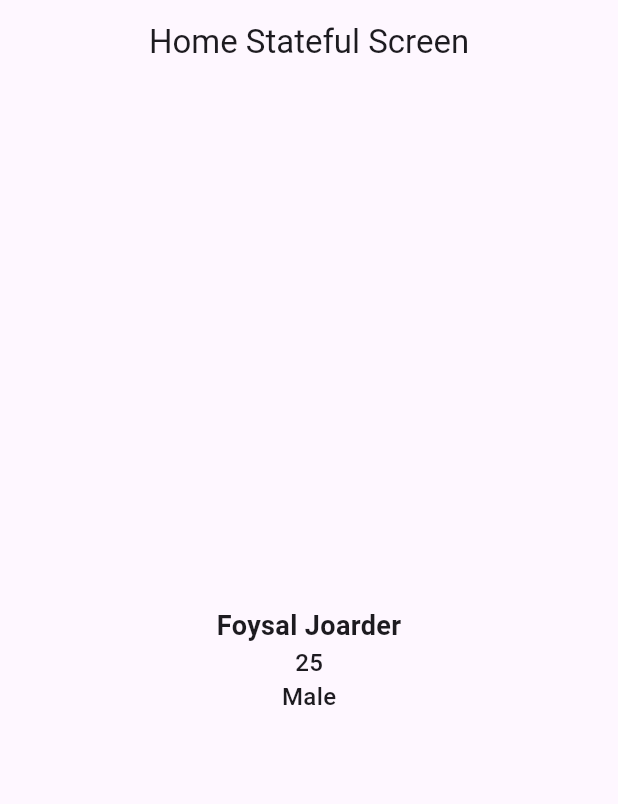
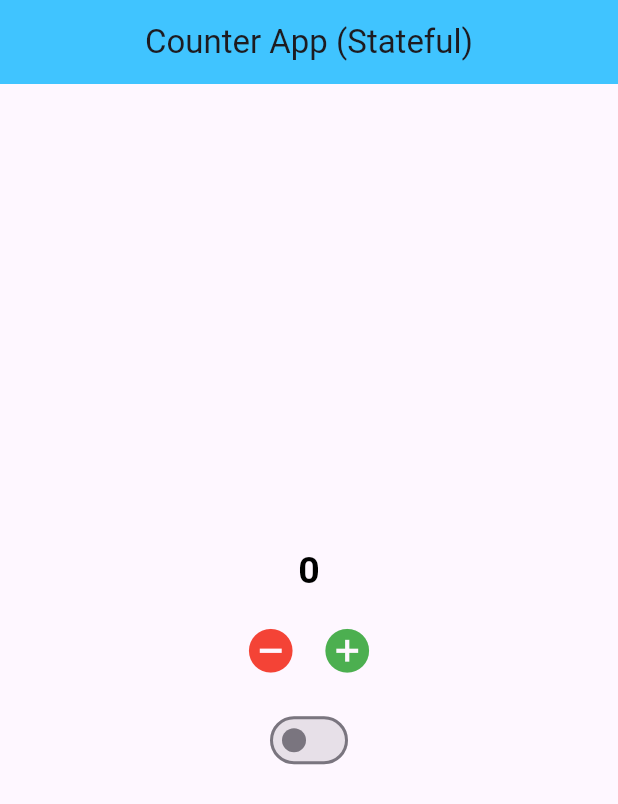
Before and after one commit to foysal012/riverpod_toutorial, a Flutter app: the screen it shows after launch, on a phone screen of 412 x 824 dp. Shown: the top 804 px of the screen. Run offline on Flutter 3.47's test engine with Material 3 defaults, Android fonts, the phone set to English and light mode, and no system bars; our stand-ins replace flutter_riverpod.

Commit message:
Counter app on Sateful and Sateless class day-2 with riverpod

```diff
--- /dev/null
+++ b/lib/day_2/counter_stateful_screen.dart
@@ -0,0 +1,119 @@
+import 'package:flutter/material.dart';
+import 'package:flutter_riverpod/flutter_riverpod.dart';
+
+  final counter = StateProvider<int>((ref) {
+      return 0;
+  });
+
+  final switchValue = StateProvider<bool>((ref) {
+    return false;
+  });
+
+class CounterStatefulScreen extends ConsumerStatefulWidget {
+  const CounterStatefulScreen({super.key});
+
+  @override
+  ConsumerState<CounterStatefulScreen> createState() => _CounterStatefulScreenState();
+}
+
+class _CounterStatefulScreenState extends ConsumerState<CounterStatefulScreen> {
+
+  // Life Cycle
+  // @override
+  // void initState() {
+  //   super.initState();
+  //   WidgetsBinding.instance.addPostFrameCallback((timeStamp) {
+  //     ref.read(switchValue.notifier).state = true;
+  //   },);
+  // }
+
+  @override
+  Widget build(BuildContext context) {
+
+    // final tempCounter = ref.watch(counter);
+    // final tempSwitchValue = ref.watch(switchValue);
+    debugPrint('build1: ${DateTime.now().second}');
+    return Scaffold(
+      appBar: AppBar(
+        title: Text('Counter App (Stateful)'),
+        centerTitle: true,
+        backgroundColor: Colors.lightBlueAccent,
+      ),
+
+      body: Container(
+        padding: EdgeInsets.all(10.0),
+        alignment: Alignment.center,
+        child: Column(
+          mainAxisAlignment: MainAxisAlignment.center,
+          children: [
+            // Counter value
+            Consumer(
+                builder: (context, ref, child) {
+                  final tempCounter = ref.watch(counter);
+                  debugPrint('build2: ${DateTime.now().second}');
+
+                  return
+                    Text('${tempCounter}',
+                      style: TextStyle(
+                          fontSize: 25,
+                          color: Colors.black,
+                          fontWeight: FontWeight.bold
+                      )
+                  )
+                  ;
+                }
+            ),
+            SizedBox(height: 10.0),
+
+            // Counter Increment & Decrement button
+            Row(
+              mainAxisAlignment: MainAxisAlignment.center,
+              children: [
+                IconButton(
+                    onPressed: (){
+                      // if(tempCounter <= 0){
+                      //   ScaffoldMessenger.of(context).showSnackBar(
+                      //       SnackBar(
+                      //         content: Text('O is the last minimum number. you can not decrease more'),
+                      //         duration: Duration(seconds: 1)
+                      //       )
+                      //   );
+                      // } else {
+                      ref.read(counter.notifier).state-- ;
+                      // }
+                    },
+                    icon: Icon(Icons.remove_circle, size: 35, color: Colors.red)
+                ),
+                SizedBox(height: 10.0),
+
+                IconButton(
+                    onPressed: (){
+                      ref.read(counter.notifier).state++ ;
+                    },
+                    icon: Icon(Icons.add_circle, size: 35, color: Colors.green)
+                ),
+
+              ],
+            ),
+            SizedBox(height: 10.0),
+
+            // Switch Button
+            Consumer(
+                builder: (context, ref, child) {
+                  final tempSwitchValue = ref.watch(switchValue);
+                  debugPrint('build3: ${DateTime.now().second}');
+
+                  return Switch(
+                    value: tempSwitchValue,
+                    onChanged: (value) {
+                      ref.read(switchValue.notifier).state = value;
+                    },
+                  );
+                }
+            )
+          ],
+        ),
+      ),
+    );
+  }
+}
--- a/lib/main.dart
+++ b/lib/main.dart
@@ -2,6 +2,8 @@ import 'package:flutter/material.dart';
 import 'package:flutter_riverpod/flutter_riverpod.dart';
 import 'day_1/home_stateful_screen.dart';
 import 'day_1/home_stateless_screen.dart';
+import 'day_2/counter_stateful_screen.dart';
+import 'day_2/counter_stateless_screen.dart';
 
 void main() {
   runApp(const MyApp());
@@ -20,7 +22,9 @@ class MyApp extends StatelessWidget {
         ),
         debugShowCheckedModeBanner: false,
         // home: HomeStatelessScreen(),
-        home: HomeStatefulScreen(),
+        // home: HomeStatefulScreen(),
+        // home: CounterStatelessScreen(),
+        home: CounterStatefulScreen(),
       ),
     );
   }
```
Also changed, not shown: lib/day_1/home_stateful_screen.dart (+10 -19 lines), lib/day_1/home_stateless_screen.dart (+7 -15 lines), lib/day_2/counter_stateless_screen.dart (added, +103 -0 lines).
